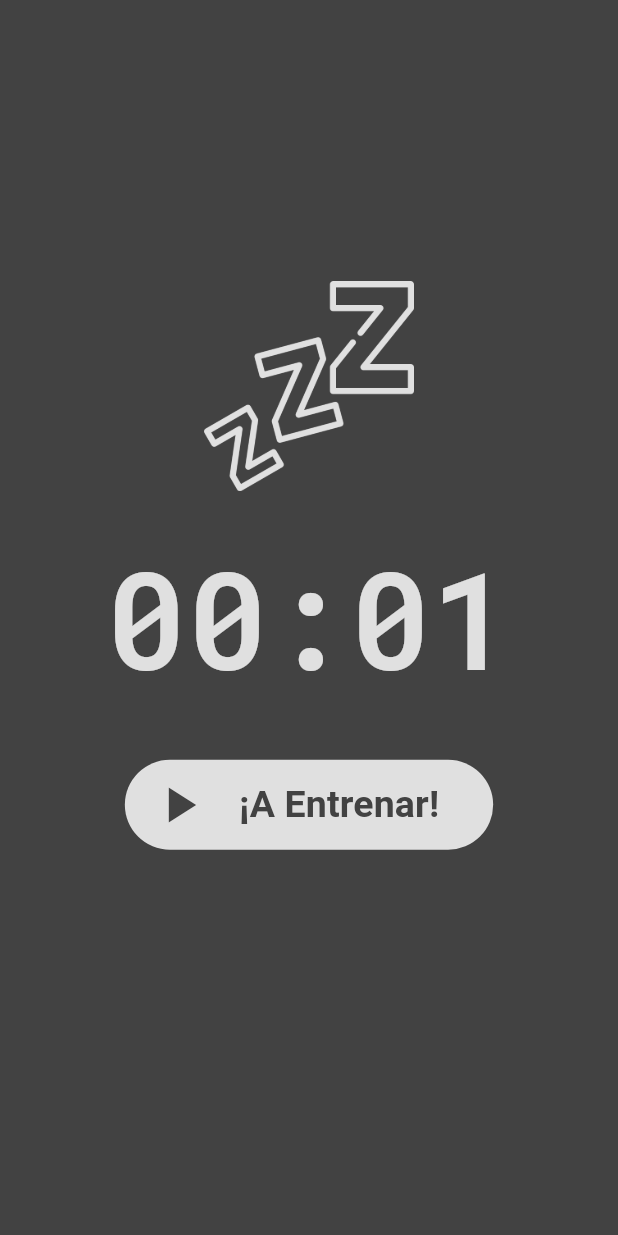
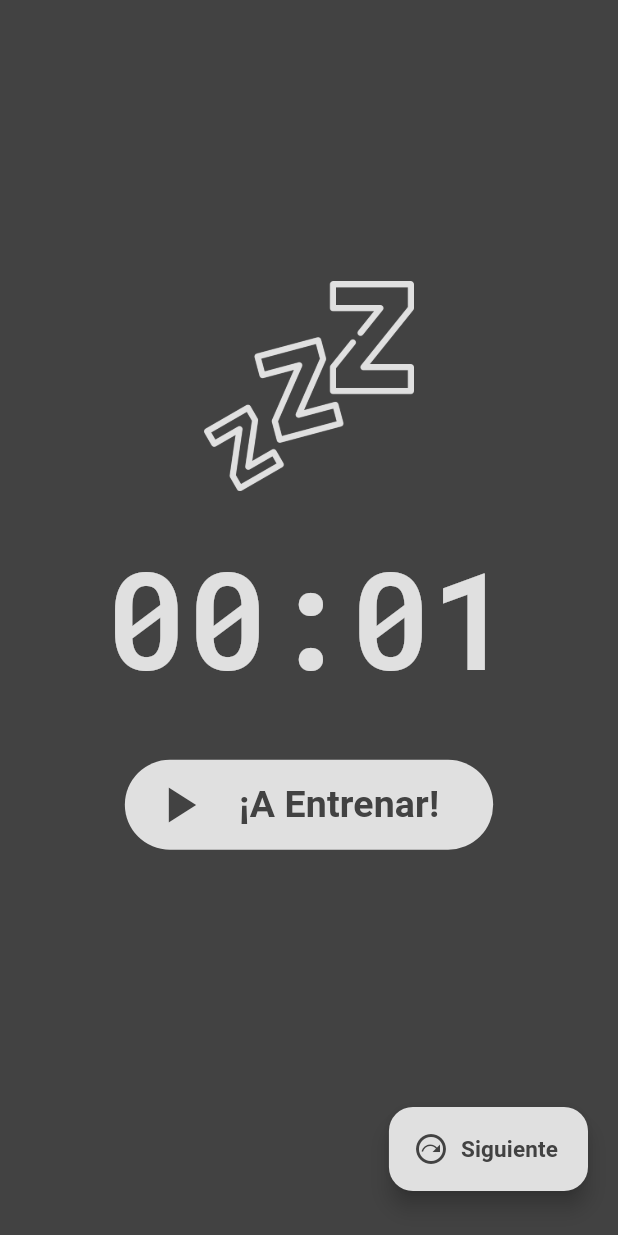
Before and after one commit to bdiaze/MateoMobileApp, a Flutter app: the screen it shows after launch, after a tap on "¡A Entrenar!", after a tap on "Descanso", on a phone screen of 412 x 824 dp. Run offline on Flutter 3.47's test engine with Material 3 defaults, Android fonts, the light colour scheme and no system bars; our stand-ins replace vibration, wakelock_plus.

Commit message:
Se esconden barra de notificaciones y barra inferior, se crea overlay con historial de series previas.

```diff
--- a/lib/main.dart
+++ b/lib/main.dart
@@ -1,13 +1,19 @@
 import 'package:flutter/material.dart';
+import 'package:flutter/services.dart';
 import 'package:mateo/src/contador_series/presentation/cronometro.dart';
 
 void main() {
   WidgetsFlutterBinding.ensureInitialized();
 
+  SystemChrome.setEnabledSystemUIMode(
+    SystemUiMode.immersiveSticky,
+    overlays: []
+  );
+
   runApp(MaterialApp(
-      initialRoute: '/cronometro',
-      routes: {
-        '/cronometro': (context) => Cronometro(),
-      }
+    initialRoute: '/cronometro',
+    routes: {
+      '/cronometro': (context) => Cronometro(),
+    },
   ));
 }
--- /dev/null
+++ b/lib/src/contador_series/domain/resumen_serie.dart
@@ -0,0 +1,24 @@
+class ResumenSerie {
+  int? numSerie;
+  int? segundosEntrenamiento;
+  int? segundosDescanso;
+  int? cantidadRepeticiones;
+  int? tipoEjercicio;
+  double? peso;
+  int?  medidaPeso;
+
+  ResumenSerie({
+    required this.numSerie,
+    required this.segundosEntrenamiento,
+    required this.segundosDescanso,
+    this.cantidadRepeticiones,
+    this.tipoEjercicio,
+    this.peso,
+    this.medidaPeso,
+  });
+
+  @override
+  String toString() {
+    return 'Serie N°${ this.numSerie } - Entrenamiento ${ this.segundosEntrenamiento } seg - Descano ${ this.segundosDescanso } seg';
+  }
+}
--- a/lib/src/contador_series/presentation/cronometro.dart
+++ b/lib/src/contador_series/presentation/cronometro.dart
@@ -1,6 +1,7 @@
 import 'dart:async';
 import 'package:flutter/material.dart';
-import 'package:flutter/services.dart';
+import 'package:mateo/src/contador_series/domain/resumen_serie.dart';
+import 'package:mateo/src/contador_series/presentation/historial_serie.dart';
 import 'package:vibration/vibration.dart';
 import 'package:wakelock_plus/wakelock_plus.dart';
 
@@ -18,11 +19,16 @@ class _CronometroState extends State<Cronometro> with SingleTickerProviderStateM
 
   int tipoEjecucion = 0; // 0: Aún no ejecuta - 1: Contando Serie - 2: Contando Descando
   int tiempo = 0;
+  int ultimoTiempoEntrenamiento = 0;
+  int ultimoTiempoDescanso = 0;
+  List<ResumenSerie> series = [];
+
   Timer? timer;
   Color? colorFondo = Colors.blue[800];
 
   AnimationController? controladorAnimacionFondo;
   Animation<Color?>? animacionFondo;
+  OverlayEntry? entry;
 
   @override
   void initState() {
@@ -42,6 +48,7 @@ class _CronometroState extends State<Cronometro> with SingleTickerProviderStateM
       tweenlist.add(TweenSequenceItem(tween: ColorTween(begin: colorAnterior, end: nuevoColor), weight: 1.0,));
       colorAnterior = nuevoColor;
     }
+
     animacionFondo = TweenSequence<Color?>(tweenlist).animate(controladorAnimacionFondo!);
     controladorAnimacionFondo!.duration = Duration(milliseconds: duracion);
     controladorAnimacionFondo!.reset();
@@ -75,12 +82,38 @@ class _CronometroState extends State<Cronometro> with SingleTickerProviderStateM
     return '${cantMinutos.toString().padLeft(2, '0')}:${cantSegundos.toString().padLeft(2, '0')}';
   }
 
-  void clickBotonCronometro() {
+  void registrarSerie(int numSerie, int tiempoEntrenamiento, int tiempoDescanso) {
+    series.add(ResumenSerie(
+      numSerie: numSerie,
+      segundosEntrenamiento: tiempoEntrenamiento,
+      segundosDescanso: tiempoDescanso,
+    ));
+  }
+
+  void clickBotonCronometro({ bool reinicioApp = false }) {
     int tipoEjecucionAnterior = tipoEjecucion;
     setState(() {
       tipoEjecucion = tipoEjecucion != 2 ? tipoEjecucion + 1 : 1;
+
+      if (tipoEjecucionAnterior == 1) {
+        ultimoTiempoEntrenamiento = tiempo;
+      } else if (tipoEjecucionAnterior == 2) {
+        ultimoTiempoDescanso = tiempo;
+        registrarSerie(series.length + 1, ultimoTiempoEntrenamiento, ultimoTiempoDescanso);
+        // Si el historial ya está abierto, se cierra
+        if (entry != null) {
+          entry!.remove();
+          entry = null;
+        }
+      }
+
       tiempo = 0;
     });
+
+    if (reinicioApp) {
+      Navigator.pushReplacementNamed(context, '/cronometro');
+      return;
+    }
 
     if (tipoEjecucion == 2) {
       gatillarCambioFondo(nuevosColores: [Colors.grey[800]]);
@@ -104,6 +137,45 @@ class _CronometroState extends State<Cronometro> with SingleTickerProviderStateM
     });
   }
 
+  void abrirHistorialSeries() {
+    // Si el historial ya está abierto, se cierra
+    setState(() {
+      if (entry != null) {
+        entry!.remove();
+        entry = null;
+      } else {
+        entry = OverlayEntry(
+          builder: (context) =>
+              Positioned(
+                right: 73,
+                top: 30,
+                child: Column(
+                  children: [
+                    SizedBox(
+                      height: 180,
+                      width: 190,
+                      child: Scrollbar(
+                        child: Padding(
+                          padding: const EdgeInsets.fromLTRB(0, 0, 8, 0),
+                          child: ListView.builder(
+                            itemCount: series.length,
+                            itemBuilder: (context, index) {
+                              return HistorialSerie(serie: series[series.length - 1 - index]);
+                            },
+                          ),
+                        ),
+                      ),
+                    ),
+                  ],
+                ),
+              ),
+        );
+        final overlay = Overlay.of(context);
+        overlay.insert(entry!);
+      }
+    });
+  }
+
   @override
   Widget build(BuildContext context) {
     WakelockPlus.enable();
@@ -111,7 +183,50 @@ class _CronometroState extends State<Cronometro> with SingleTickerProviderStateM
     return Scaffold(
       backgroundColor: colorFondo,
       body: SafeArea(
+        child: Stack(
+          children: [
+            if (tipoEjecucion == 2 && series!.length > 0)
+              Align(
+                alignment: Alignment.topRight,
                 child: Padding(
+                  padding: const EdgeInsets.symmetric(vertical: 30.0, horizontal: 20.0),
+                  child: FloatingActionButton.small(
+                    onPressed: abrirHistorialSeries,
+                    backgroundColor: Colors.grey[300],
+                    child: Icon(
+                      entry == null ? Icons.history_outlined : Icons.close,
+                      color: colorFondo,
+                    ),
+                  ),
+                ),
+              ),
+            if (tipoEjecucion == 2)
+              Align(
+                alignment: Alignment.bottomRight,
+                child: Padding(
+                  padding: const EdgeInsets.symmetric(vertical: 30.0, horizontal: 20.0),
+                  child: FloatingActionButton.extended(
+                    onPressed: () => {
+                      clickBotonCronometro(reinicioApp: true)
+                    },
+                    label: Text(
+                      'Siguiente',
+                      style: TextStyle(
+                        fontSize: 15.0,
+                        color: colorFondo,
+                        fontWeight: FontWeight.bold,
+                      ),
+                    ),
+                    backgroundColor: Colors.grey[300],
+                    tooltip: 'Siguiente Ejercicio',
+                    icon: Icon(
+                      Icons.next_plan_outlined,
+                      color: colorFondo,
+                    ),
+                  ),
+                ),
+              ),
+            Padding(
               padding: const EdgeInsets.fromLTRB(0, 0, 0, 0),
               child: Column(
                 mainAxisAlignment: MainAxisAlignment.center,
@@ -173,8 +288,10 @@ class _CronometroState extends State<Cronometro> with SingleTickerProviderStateM
                   ),
                   if ([1,2].contains(tipoEjecucion))
                     SizedBox(height: 70.0),
-              ]
+                ],
               ),
+            ),
+          ],
         ),
       ),
     );
@@ -183,6 +300,8 @@ class _CronometroState extends State<Cronometro> with SingleTickerProviderStateM
   @override
   void dispose() {
     controladorAnimacionFondo!.dispose();
+    timer!.cancel();
+    if (entry != null) entry!.remove();
     WakelockPlus.disable();
     super.dispose();
   }
```
Also changed, not shown: lib/src/contador_series/presentation/historial_serie.dart (added, +96 -0 lines). Lines whose indentation alone changed are shown as unchanged.
